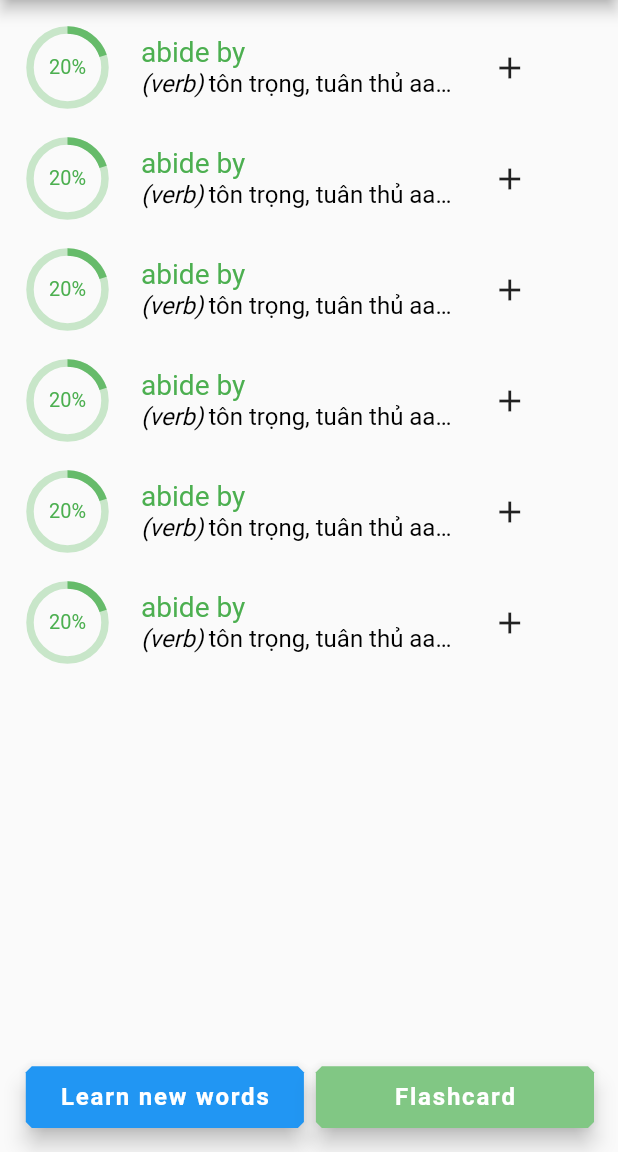
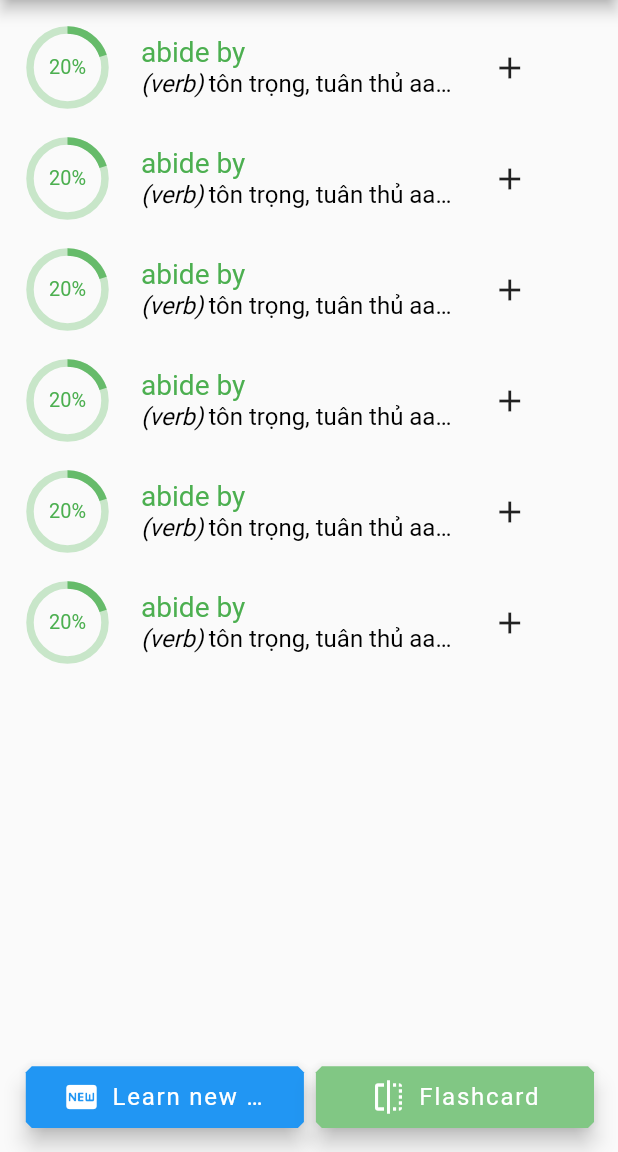
Before and after one commit to thinhhja2001/learning_english_app, a Flutter app: the VocabularyDetailedListScreen screen opened directly, on a phone screen of 412 x 824 dp, the part 84-1236 px from its top. Run offline on Flutter 3.47's test engine with Material 2 defaults, Android fonts, the phone set to English and light mode, and no system bars; our stand-ins replace awesome_dialog, cloud_firestore, firebase_auth, firebase_core, flutter_svg, get and 1 more; accounts and stored records are empty.

Commit message:
Fix Vocabulary v1.1

```diff
--- a/lib/screens/vocabulary/vocabulary_detailedlist_screen.dart
+++ b/lib/screens/vocabulary/vocabulary_detailedlist_screen.dart
@@ -53,13 +53,21 @@ class _VocabularyDetailedListState extends State<VocabularyDetailedListScreen> {
                   width: MediaQuery.of(context).size.width * 0.45,
                   child: FloatingActionButton.extended(
                     onPressed: () {},
-                    label: Text(
-                      "Learn new words",
-                      style: TextStyle(
-                          fontSize: h4,
-                          color: Colors.white,
-                          fontWeight: FontWeight.bold,
-                          fontFamily: "Roboto"),
+                    label: Row(
+                      children: [
+                        Icon(Icons.fiber_new_rounded, color: Colors.white),
+                        SizedBox(width: 8),
+                        SizedBox(
+                          width: MediaQuery.of(context).size.width * 0.25,
+                          child: Text(
+                            "Learn new words",
+                            maxLines: 1,
+                            overflow: TextOverflow.ellipsis,
+                            softWrap: false,
+                            style: ktsWhiteTitle,
+                          ),
+                        ),
+                      ],
                     ),
                     shape: BeveledRectangleBorder(
                         borderRadius: BorderRadius.circular(4)),
@@ -71,13 +79,15 @@ class _VocabularyDetailedListState extends State<VocabularyDetailedListScreen> {
                   child: FloatingActionButton.extended(
                     backgroundColor: Colors.green.shade300,
                     onPressed: () {},
-                    label: Text(
-                      "Flashcard",
-                      style: TextStyle(
-                          fontSize: h4,
-                          color: Colors.white,
-                          fontWeight: FontWeight.bold,
-                          fontFamily: "Roboto"),
+                    label: Row(
+                      children: [
+                        Icon(Icons.flip, color: Colors.white),
+                        SizedBox(width: 8),
+                        Text(
+                          "Flashcard",
+                          style: ktsWhiteTitle,
+                        ),
+                      ],
                     ),
                     shape: BeveledRectangleBorder(
                         borderRadius: BorderRadius.circular(4)),
--- a/lib/utils/styles.dart
+++ b/lib/utils/styles.dart
@@ -42,6 +42,18 @@ const TextStyle ktsTitle = TextStyle(
     fontFamily: "Roboto",
     color: Colors.green);
 
+const TextStyle ktsBlackTitle = TextStyle(
+    fontSize: h4,
+    fontWeight: FontWeight.w500,
+    fontFamily: "Roboto",
+    color: Colors.black);
+
+const TextStyle ktsWhiteTitle = TextStyle(
+    fontSize: h4,
+    fontWeight: FontWeight.w500,
+    fontFamily: "Roboto",
+    color: Colors.white);
+
 const TextStyle ktsDescriptionItalic = TextStyle(
     fontSize: h4,
     fontWeight: FontWeight.normal,
```
Also changed, not shown: lib/screens/vocabulary/vocabulary_list_screen.dart (+9 -7 lines), lib/widgets/home/vocabulary/vocabulary_widget.dart (+13 -0 lines), assets/images/empty-box.svg (added).
